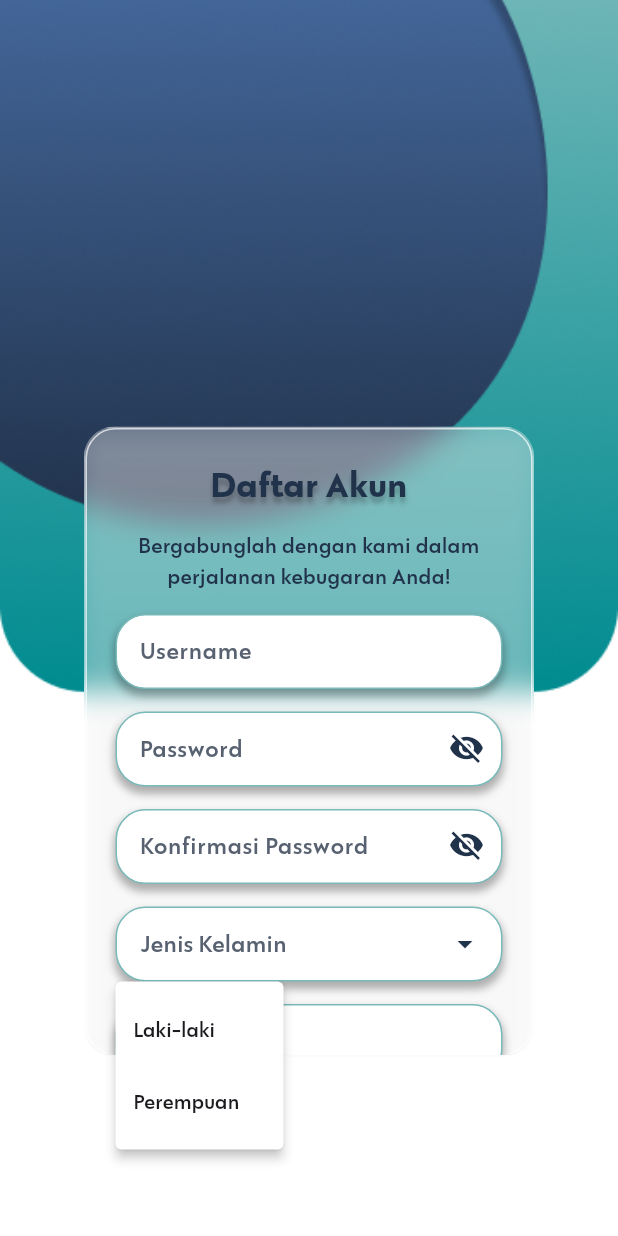
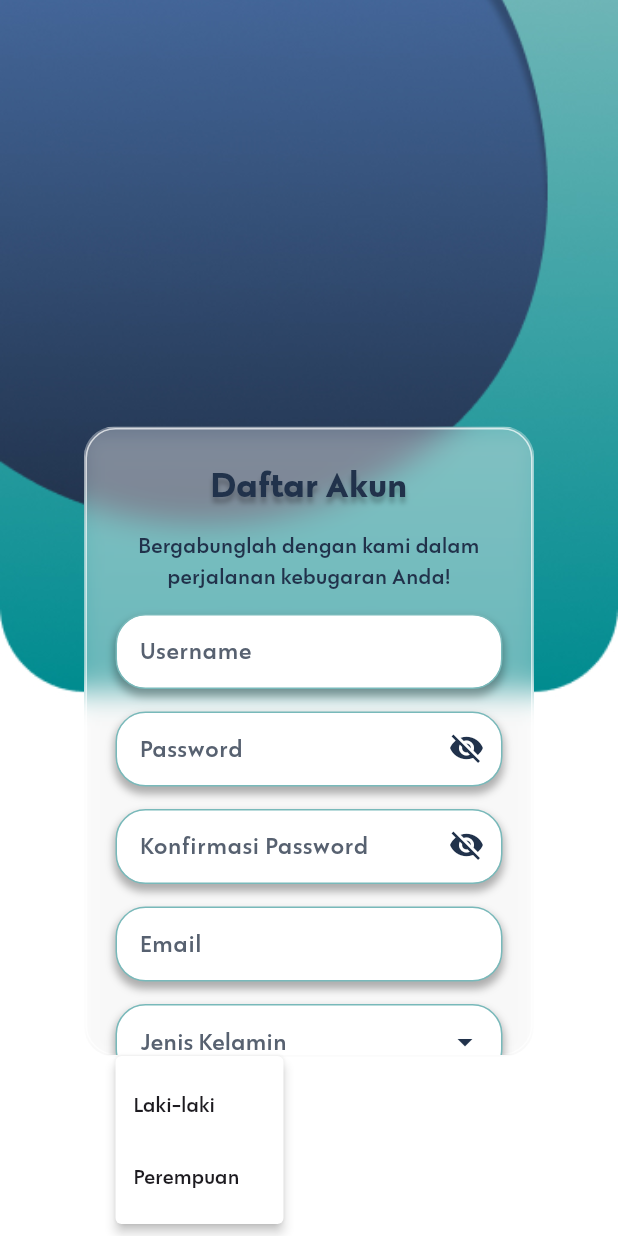
Before and after one commit to DivaAji/healthify, a Flutter app: the RegisterScreen screen opened directly, after a tap on the "arrow drop down" icon, on a phone screen of 412 x 824 dp. Run offline on Flutter 3.47's test engine with Material 3 defaults, Android fonts, the phone set to English and light mode, and no system bars; our stand-ins replace camera, carousel_slider, dio, image_picker; network calls fail.

Commit message:
Register done

```diff
--- a/lib/screens/dataUser_form.dart
+++ b/lib/screens/dataUser_form.dart
@@ -3,6 +3,7 @@ import 'package:healthify/screens/faceScan_screen.dart';
 import 'package:healthify/widgets/button.dart';
 import 'package:healthify/widgets/card.dart';
 import 'package:healthify/widgets/text_field.dart';
+import 'package:healthify/services/auth_services.dart';
 
 class DataUserForm extends StatelessWidget {
   final String username;
--- a/lib/screens/register_screen.dart
+++ b/lib/screens/register_screen.dart
@@ -1,4 +1,6 @@
+import 'dart:convert';
 import 'package:flutter/material.dart';
+import 'package:http/http.dart' as http;
 import 'package:healthify/screens/faceScan_screen.dart';
 import 'package:healthify/widgets/button.dart';
 import 'package:healthify/widgets/card.dart';
@@ -17,10 +19,55 @@ class _RegisterScreenState extends State<RegisterScreen> {
   final TextEditingController passwordController = TextEditingController();
   final TextEditingController confirmPasswordController =
       TextEditingController();
+  final TextEditingController emailController = TextEditingController();
   final TextEditingController weightController = TextEditingController();
   final TextEditingController heightController = TextEditingController();
+  final TextEditingController ageController =
+      TextEditingController(); // Tambahkan controller untuk usia
 
   String selectedGender = ''; // Untuk menyimpan pilihan jenis kelamin
+  String ageInputOption = 'Manual'; // Default ke input manual untuk usia
+
+  Future<void> registerUser() async {
+    try {
+      final data = {
+        'username': usernameController.text,
+        'email': emailController.text,
+        'password': passwordController.text,
+        'gender': selectedGender,
+        'weight': weightController.text,
+        'height': heightController.text,
+        'age': ageController.text,
+      };
+
+      final response = await http.post(
+        Uri.parse('http://localhost:8000/api/user'),
+        headers: {'Content-Type': 'application/json'},
+        body: jsonEncode(data),
+      );
+
+      // Tampilkan status dan respons body untuk debug
+      print("Status code: ${response.statusCode}");
+      print("Response body: ${response.body}");
+
+      if (response.statusCode == 200 || response.statusCode == 201) {
+        // Asumsikan sukses pada 200 atau 201
+        Navigator.push(
+          context,
+          MaterialPageRoute(builder: (context) => FaceScan()),
+        );
+      } else {
+        ScaffoldMessenger.of(context).showSnackBar(
+          SnackBar(content: Text('Registrasi gagal! Silakan coba lagi.')),
+        );
+      }
+    } catch (e) {
+      print("Error: $e");
+      ScaffoldMessenger.of(context).showSnackBar(
+        SnackBar(content: Text('Terjadi kesalahan. Silakan coba lagi.')),
+      );
+    }
+  }
 
   @override
   Widget build(BuildContext context) {
@@ -45,8 +92,7 @@ class _RegisterScreenState extends State<RegisterScreen> {
                   child: Padding(
                     padding: const EdgeInsets.all(20.0),
                     child: Column(
-                      mainAxisSize:
-                          MainAxisSize.min, // Minimize the height of the column
+                      mainAxisSize: MainAxisSize.min,
                       children: [
                         Text(
                           'Daftar Akun',
@@ -96,8 +142,12 @@ class _RegisterScreenState extends State<RegisterScreen> {
                           keyboardType: TextInputType.text,
                         ),
                         const SizedBox(height: 15),
-
-                        // Jenis Kelamin Dropdown menggunakan CustomDropdownButton
+                        CustomTextField(
+                          controller: emailController,
+                          labelText: 'Email',
+                          keyboardType: TextInputType.text,
+                        ),
+                        const SizedBox(height: 15),
                         CustomDropdownButton(
                           labelText: 'Jenis Kelamin',
                           selectedValue: selectedGender,
@@ -120,17 +170,29 @@ class _RegisterScreenState extends State<RegisterScreen> {
                           controller: heightController,
                           keyboardType: TextInputType.number,
                         ),
+                        const SizedBox(height: 15),
+                        CustomDropdownButton(
+                          labelText: 'Input Umur',
+                          selectedValue: ageInputOption,
+                          items: ['Manual', 'Ambil dari Gambar'],
+                          onChanged: (String? newValue) {
+                            setState(() {
+                              ageInputOption = newValue!;
+                            });
+                          },
+                        ),
+                        const SizedBox(height: 15),
+                        if (ageInputOption == 'Manual')
+                          CustomTextField(
+                            labelText: 'Umur',
+                            controller: ageController,
+                            keyboardType: TextInputType.number,
+                          ),
                         const SizedBox(height: 20),
                         CustomButton(
                           text: 'Next',
                           onPressed: () {
-                            // Arahkan ke halaman FaceScan
-                            Navigator.push(
-                              context,
-                              MaterialPageRoute(
-                                builder: (context) => FaceScan(),
-                              ),
-                            );
+                            registerUser(); // Panggil fungsi untuk menyimpan data
                           },
                           horizontalPadding: 50.0,
                           verticalPadding: 10.0,
--- a/pubspec.yaml
+++ b/pubspec.yaml
@@ -39,7 +39,7 @@ dependencies:
   image_picker: ^1.1.2
   carousel_slider: ^5.0.0
   dio : ^5.3.2
-  http: ^0.14.0
+  http: ^1.2.2
 
 dev_dependencies:
   flutter_test:
```
Also changed, not shown: pubspec.lock.
